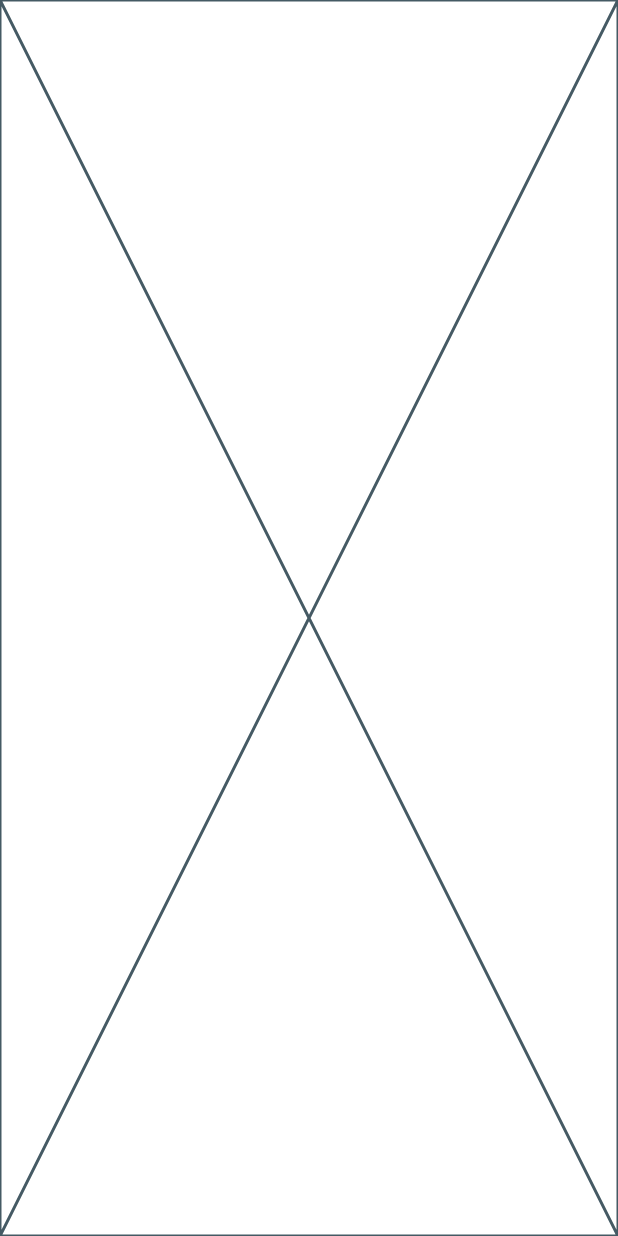
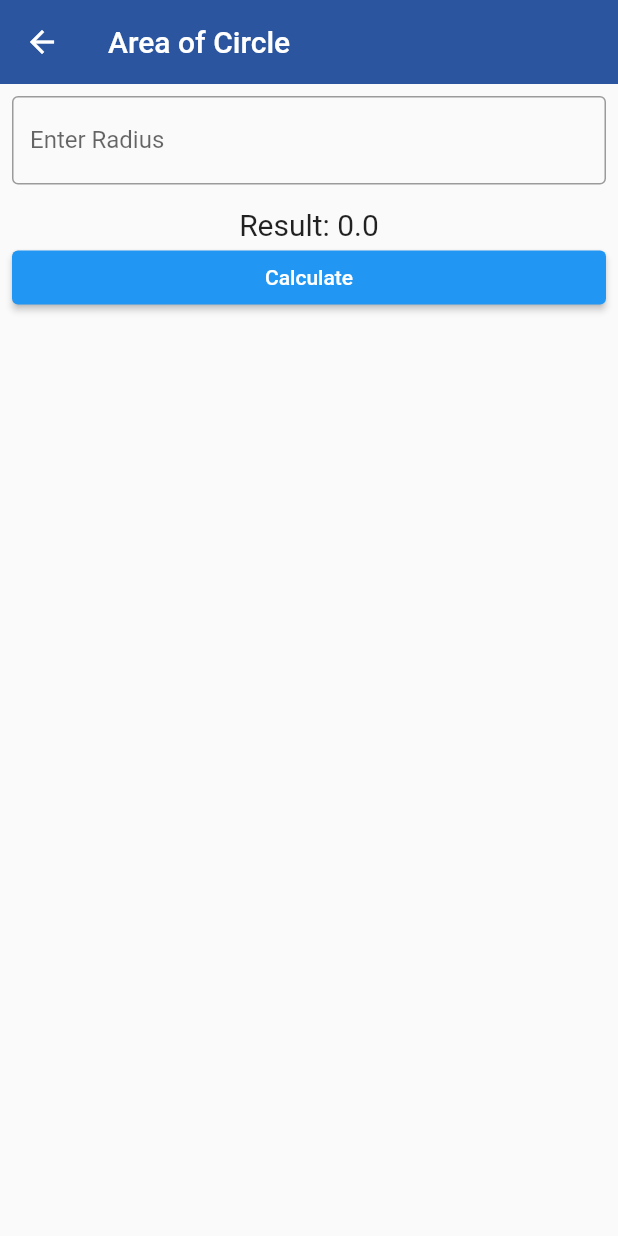
Before and after one commit to ishwar46/ST6002CEM, a Flutter app: the screen it shows after launch, after a tap on "AREA OF CIRCLE", on a phone screen of 412 x 824 dp. Run offline on Flutter 3.47's test engine with Material 2 defaults, Android fonts, the phone set to English and light mode, and no system bars.

Commit message:
Update area_of_circle.dart

```diff
--- a/flutter_class/lib/views/area_of_circle.dart
+++ b/flutter_class/lib/views/area_of_circle.dart
@@ -1,16 +1,63 @@
-import 'package:flutter/src/widgets/framework.dart';
-import 'package:flutter/src/widgets/placeholder.dart';
+import 'package:flutter/material.dart';
 
 class AreaOfCircle extends StatefulWidget {
-  const AreaOfCircle({super.key});
+  const AreaOfCircle({Key? key}) : super(key: key);
 
   @override
-  State<AreaOfCircle> createState() => _AreaOfCircleState();
+  _AreaOfCircleState createState() => _AreaOfCircleState();
 }
 
 class _AreaOfCircleState extends State<AreaOfCircle> {
+  final TextEditingController _radiusController = TextEditingController();
+
+  double _result = 0.0;
+
+  void _calculateArea() {
+    setState(() {
+      double radius = double.parse(_radiusController.text);
+      _result = 3.14 * radius * radius;
+    });
+  }
+
   @override
   Widget build(BuildContext context) {
-    return const Placeholder();
+    return Scaffold(
+      appBar: AppBar(
+        foregroundColor: Colors.white,
+        backgroundColor: const Color.fromARGB(255, 43, 85, 159),
+        elevation: 0,
+        title: const Text('Area of Circle'),
+      ),
+      body: Center(
+        child: Padding(
+          padding: const EdgeInsets.all(8.0),
+          child: Column(
+            children: [
+              TextField(
+                controller: _radiusController,
+                decoration: const InputDecoration(
+                  border: OutlineInputBorder(),
+                  labelText: 'Enter Radius',
+                ),
+              ),
+              const SizedBox(height: 15),
+              Text(
+                'Result: $_result',
+                style: const TextStyle(fontSize: 20),
+              ),
+              SizedBox(
+                width: double.infinity,
+                child: ElevatedButton(
+                  onPressed: () {
+                    _calculateArea();
+                  },
+                  child: const Text('Calculate'),
+                ),
+              )
+            ],
+          ),
+        ),
+      ),
+    );
   }
 }
```
